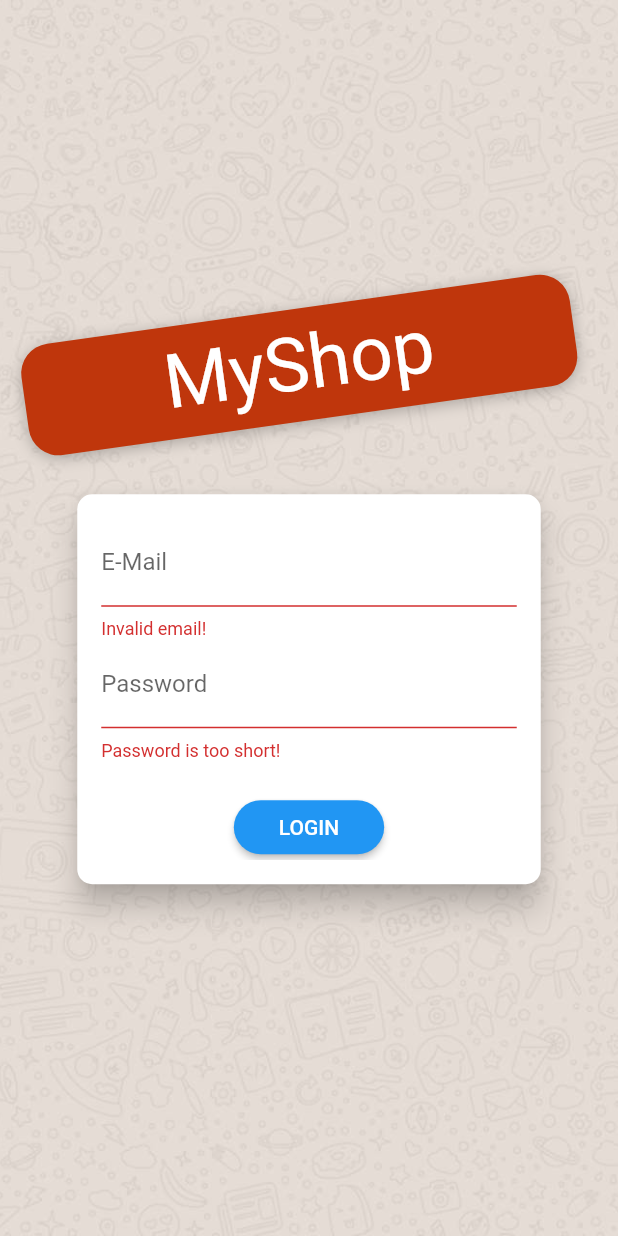
After one commit to mohamedElasar/MenFashion_mobileAPP, a Flutter app: the screen it shows after launch, after a tap on "LOGIN", on a phone screen of 412 x 824 dp. The commit adds this screen. Run offline on Flutter 3.47's test engine with Material 2 defaults, Android fonts, the phone set to English and light mode, and no system bars; our stand-ins replace carousel_slider, shared_preferences; network calls fail; Roboto replaces fonts that are missing (Anton).

Commit message:
adding auth screen

```diff
--- a/lib/main.dart
+++ b/lib/main.dart
@@ -1,5 +1,8 @@
 import 'package:flutter/material.dart';
+import 'package:my_app_menfashion/providers/auth.dart';
+import 'package:my_app_menfashion/screens/auth_screen.dart';
 import 'package:my_app_menfashion/screens/items_show.dart';
+import 'package:my_app_menfashion/screens/splash_screen.dart';
 import 'package:provider/provider.dart';
 
 import './screens/help.dart';
@@ -26,6 +29,9 @@ class MyApp extends StatelessWidget {
     return MultiProvider(
         providers: [
           ChangeNotifierProvider(
+            create: (_) => Auth(),
+          ),
+          ChangeNotifierProvider(
             create: (_) => Categories(),
           ),
           ChangeNotifierProvider(
@@ -33,20 +39,34 @@ class MyApp extends StatelessWidget {
           ),
           ChangeNotifierProvider(
             create: (_) => Advs(),
+          ),
+        ],
+        child: Consumer<Auth>(
+          builder: (ctx, auth, _) => MaterialApp(
+            title: 'Flutter Demo',
+            home: auth.isAuth
+                ? MyHomePage(
+                    title: 'shop app',
                   )
-      ],
-      child: MaterialApp(
-        title: 'Flutter Demo',
-        home: MyHomePage(title: 'MenFashion'),
+                : FutureBuilder(
+                    future: auth.tryAutoLogin(),
+                    builder: (ctx, authResultSnapshot) =>
+                        authResultSnapshot.connectionState ==
+                                ConnectionState.waiting
+                            ? SplashScreen()
+                            : AuthScreen(),
+                  ),
+
             // initialRoute: '/',
             routes: {
               // '/': (ctx) => MyHomePage(),
               ShopsListView.routeName: (ctx) => ShopsListView(),
               ShopScreen.routName: (ctx) => ShopScreen(),
               Items_Show.routeName: (ctx) => Items_Show(),
+              // AuthScreen.routeName: (ctx) => AuthScreen(),
             },
           ),
-    );
+        ));
   }
 }
 
--- /dev/null
+++ b/lib/models/http_exception.dart
@@ -0,0 +1,11 @@
+class HttpException implements Exception {
+  final String message;
+
+  HttpException(this.message);
+
+  @override
+  String toString() {
+    return message;
+    // return super.toString(); // Instance of HttpException
+  }
+}
--- /dev/null
+++ b/lib/providers/auth.dart
@@ -0,0 +1,142 @@
+import 'dart:convert';
+import 'dart:async';
+
+import 'package:flutter/widgets.dart';
+import 'package:http/http.dart' as http;
+import 'package:shared_preferences/shared_preferences.dart';
+
+import '../models/http_exception.dart';
+
+class Auth with ChangeNotifier {
+  String _token;
+  String _email;
+
+  bool get isAuth {
+    return token != null;
+  }
+
+  String get token {
+    if (_token != null) {
+      return _token;
+    }
+    return null;
+  }
+
+  String get userId {
+    return _email;
+  }
+
+  Future<void> _authenticate(String email, String password) async {
+    final url = 'http://10.0.2.2:8000/api/user/create/';
+    try {
+      final response = await http.post(
+        url,
+        body: json.encode(
+          {
+            'email': email,
+            'password': password,
+          },
+        ),
+        headers: {'Content-Type': 'application/json'},
+      );
+      final v_email = json.decode(response.body)['email'];
+
+      final token_response = await http.post(
+        'http://10.0.2.2:8000/api/user/token/',
+        body: json.encode(
+          {
+            'email': v_email,
+            'password': password,
+          },
+        ),
+        headers: {'Content-Type': 'application/json'},
+      );
+      if (token_response.statusCode == 400) {
+        throw HttpException('message');
+      }
+      final responseData = json.decode(token_response.body);
+      _token = responseData['token'];
+      _email = email;
+      notifyListeners();
+
+      final prefs = await SharedPreferences.getInstance();
+      final userData = json.encode(
+        {
+          'token': _token,
+          'email': _email,
+        },
+      );
+      prefs.setString('userData', userData);
+    } catch (error) {
+      throw error;
+    }
+  }
+
+  Future<void> signup(String email, String password) async {
+    return _authenticate(email, password);
+  }
+
+  Future<void> login(String email, String password) async {
+    final response = await http.post(
+      'http://10.0.2.2:8000/api/user/token/',
+      body: json.encode(
+        {
+          'email': email,
+          'password': password,
+        },
+      ),
+      headers: {'Content-Type': 'application/json'},
+    );
+
+    final responseData = json.decode(response.body);
+
+    if (response.statusCode == 400) {
+      throw HttpException(responseData['non_field_errors'][0]);
+    }
+    _token = responseData['token'];
+    _email = email;
+
+    notifyListeners();
+    final prefs = await SharedPreferences.getInstance();
+    final userData = json.encode(
+      {
+        'token': _token,
+        'email': _email,
+      },
+    );
+    prefs.setString('userData', userData);
+  }
+
+  Future<bool> tryAutoLogin() async {
+    final prefs = await SharedPreferences.getInstance();
+    if (!prefs.containsKey('userData')) {
+      return false;
+    }
+    final extractedUserData =
+        json.decode(prefs.getString('userData')) as Map<String, Object>;
+
+    _token = extractedUserData['token'];
+    _email = extractedUserData['email'];
+    notifyListeners();
+    // _autoLogout();
+    return true;
+  }
+
+  Future<void> logout() async {
+    _token = null;
+    _email = null;
+
+    notifyListeners();
+    final prefs = await SharedPreferences.getInstance();
+    // prefs.remove('userData');
+    prefs.clear();
+  }
+
+  // void _autoLogout() {
+  //   if (_authTimer != null) {
+  //     _authTimer.cancel();
+  //   }
+  //   final timeToExpiry = _expiryDate.difference(DateTime.now()).inSeconds;
+  //   _authTimer = Timer(Duration(seconds: timeToExpiry), logout);
+  // }
+}
--- a/lib/providers/categories.dart
+++ b/lib/providers/categories.dart
@@ -23,7 +23,7 @@ class Categories with ChangeNotifier {
       _cateories = loadedCategories;
       notifyListeners();
     } catch (error) {
-      throw (error);
+      print(error);
     }
   }
 
--- /dev/null
+++ b/lib/screens/auth_screen.dart
@@ -0,0 +1,270 @@
+import 'dart:math';
+
+import 'package:flutter/material.dart';
+import 'package:provider/provider.dart';
+
+import '../providers/auth.dart';
+import '../models/http_exception.dart';
+
+enum AuthMode { Signup, Login }
+
+class AuthScreen extends StatelessWidget {
+  static const routeName = '/auth';
+
+  @override
+  Widget build(BuildContext context) {
+    final deviceSize = MediaQuery.of(context).size;
+    // final transformConfig = Matrix4.rotationZ(-8 * pi / 180);
+    // transformConfig.translate(-10.0);
+    return Scaffold(
+      // resizeToAvoidBottomInset: false,
+      body: Stack(
+        children: <Widget>[
+          Container(
+            decoration: BoxDecoration(
+              image: DecorationImage(
+                image: AssetImage("assets/images/background.jpg"),
+                fit: BoxFit.cover,
+              ),
+            ),
+          ),
+          SingleChildScrollView(
+            child: Container(
+              height: deviceSize.height,
+              width: deviceSize.width,
+              child: Column(
+                mainAxisAlignment: MainAxisAlignment.center,
+                crossAxisAlignment: CrossAxisAlignment.center,
+                children: <Widget>[
+                  Flexible(
+                    child: Container(
+                      margin: EdgeInsets.only(bottom: 20.0),
+                      padding:
+                          EdgeInsets.symmetric(vertical: 8.0, horizontal: 94.0),
+                      transform: Matrix4.rotationZ(-8 * pi / 180)
+                        ..translate(-10.0),
+                      // ..translate(-10.0),
+                      decoration: BoxDecoration(
+                        borderRadius: BorderRadius.circular(20),
+                        color: Colors.deepOrange.shade900,
+                        boxShadow: [
+                          BoxShadow(
+                            blurRadius: 8,
+                            color: Colors.black26,
+                            offset: Offset(0, 2),
+                          )
+                        ],
+                      ),
+                      child: Text(
+                        'MyShop',
+                        style: TextStyle(
+                          color: Theme.of(context).accentTextTheme.title.color,
+                          fontSize: 50,
+                          fontFamily: 'Anton',
+                          fontWeight: FontWeight.normal,
+                        ),
+                      ),
+                    ),
+                  ),
+                  Flexible(
+                    flex: deviceSize.width > 600 ? 2 : 1,
+                    child: AuthCard(),
+                  ),
+                ],
+              ),
+            ),
+          ),
+        ],
+      ),
+    );
+  }
+}
+
+class AuthCard extends StatefulWidget {
+  const AuthCard({
+    Key key,
+  }) : super(key: key);
+
+  @override
+  _AuthCardState createState() => _AuthCardState();
+}
+
+class _AuthCardState extends State<AuthCard> {
+  final GlobalKey<FormState> _formKey = GlobalKey();
+  AuthMode _authMode = AuthMode.Login;
+  Map<String, String> _authData = {
+    'email': '',
+    'password': '',
+  };
+  var _isLoading = false;
+  final _passwordController = TextEditingController();
+
+  void _showErrorDialog(String message) {
+    showDialog(
+      context: context,
+      builder: (ctx) => AlertDialog(
+        title: Text('An Error Occurred!'),
+        content: Text(message),
+        actions: <Widget>[
+          FlatButton(
+            child: Text('Okay'),
+            onPressed: () {
+              Navigator.of(ctx).pop();
+            },
+          )
+        ],
+      ),
+    );
+  }
+
+  Future<void> _submit() async {
+    if (!_formKey.currentState.validate()) {
+      // Invalid!
+      return;
+    }
+    _formKey.currentState.save();
+    setState(() {
+      _isLoading = true;
+    });
+    try {
+      if (_authMode == AuthMode.Login) {
+        // Log user in
+        await Provider.of<Auth>(context, listen: false).login(
+          _authData['email'],
+          _authData['password'],
+        );
+      } else {
+        // Sign user up
+        await Provider.of<Auth>(context, listen: false).signup(
+          _authData['email'],
+          _authData['password'],
+        );
+      }
+    } on HttpException catch (error) {
+      var errorMessage = 'Authentication failed';
+      if (error.toString().contains('provided credentials')) {
+        errorMessage = 'unable to authenticate with provided credentials';
+      } else if (error.toString().contains('INVALID_EMAIL')) {
+        errorMessage = 'This is not a valid email address';
+      } else if (error.toString().contains('WEAK_PASSWORD')) {
+        errorMessage = 'This password is too weak.';
+      } else if (error.toString().contains('EMAIL_NOT_FOUND')) {
+        errorMessage = 'Could not find a user with that email.';
+      } else if (error.toString().contains('INVALID_PASSWORD')) {
+        errorMessage = 'Invalid password.';
+      }
+      _showErrorDialog(errorMessage);
+    } catch (error) {
+      const errorMessage =
+          'Could not authenticate you. Please try again later.';
+      _showErrorDialog(errorMessage);
+    }
+
+    setState(() {
+      _isLoading = false;
+    });
+  }
+
+  void _switchAuthMode() {
+    if (_authMode == AuthMode.Login) {
+      setState(() {
+        _authMode = AuthMode.Signup;
+      });
+    } else {
+      setState(() {
+        _authMode = AuthMode.Login;
+      });
+    }
+  }
+
+  @override
+  Widget build(BuildContext context) {
+    final deviceSize = MediaQuery.of(context).size;
+    return Card(
+      shape: RoundedRectangleBorder(
+        borderRadius: BorderRadius.circular(10.0),
+      ),
+      elevation: 8.0,
+      child: Container(
+        height: _authMode == AuthMode.Signup ? 320 : 260,
+        constraints:
+            BoxConstraints(minHeight: _authMode == AuthMode.Signup ? 320 : 260),
+        width: deviceSize.width * 0.75,
+        padding: EdgeInsets.all(16.0),
+        child: Form(
+          key: _formKey,
+          child: SingleChildScrollView(
+            child: Column(
+              children: <Widget>[
+                TextFormField(
+                  decoration: InputDecoration(labelText: 'E-Mail'),
+                  keyboardType: TextInputType.emailAddress,
+                  validator: (value) {
+                    if (value.isEmpty || !value.contains('@')) {
+                      return 'Invalid email!';
+                    }
+                  },
+                  onSaved: (value) {
+                    _authData['email'] = value;
+                  },
+                ),
+                TextFormField(
+                  decoration: InputDecoration(labelText: 'Password'),
+                  obscureText: true,
+                  controller: _passwordController,
+                  validator: (value) {
+                    if (value.isEmpty || value.length < 5) {
+                      return 'Password is too short!';
+                    }
+                  },
+                  onSaved: (value) {
+                    _authData['password'] = value;
+                  },
+                ),
+                if (_authMode == AuthMode.Signup)
+                  TextFormField(
+                    enabled: _authMode == AuthMode.Signup,
+                    decoration: InputDecoration(labelText: 'Confirm Password'),
+                    obscureText: true,
+                    validator: _authMode == AuthMode.Signup
+                        ? (value) {
+                            if (value != _passwordController.text) {
+                              return 'Passwords do not match!';
+                            }
+                          }
+                        : null,
+                  ),
+                SizedBox(
+                  height: 20,
+                ),
+                if (_isLoading)
+                  CircularProgressIndicator()
+                else
+                  RaisedButton(
+                    child:
+                        Text(_authMode == AuthMode.Login ? 'LOGIN' : 'SIGN UP'),
+                    onPressed: _submit,
+                    shape: RoundedRectangleBorder(
+                      borderRadius: BorderRadius.circular(30),
+                    ),
+                    padding:
+                        EdgeInsets.symmetric(horizontal: 30.0, vertical: 8.0),
+                    color: Theme.of(context).primaryColor,
+                    textColor: Theme.of(context).primaryTextTheme.button.color,
+                  ),
+                FlatButton(
+                  child: Text(
+                      '${_authMode == AuthMode.Login ? 'SIGNUP' : 'LOGIN'} INSTEAD'),
+                  onPressed: _switchAuthMode,
+                  padding: EdgeInsets.symmetric(horizontal: 30.0, vertical: 4),
+                  materialTapTargetSize: MaterialTapTargetSize.shrinkWrap,
+                  textColor: Theme.of(context).primaryColor,
+                ),
+              ],
+            ),
+          ),
+        ),
+      ),
+    );
+  }
+}
--- /dev/null
+++ b/lib/screens/splash_screen.dart
@@ -0,0 +1,12 @@
+import 'package:flutter/material.dart';
+
+class SplashScreen extends StatelessWidget {
+  @override
+  Widget build(BuildContext context) {
+    return Scaffold(
+      body: Center(
+        child: Text('Loading...'),
+      ),
+    );
+  }
+}
--- a/lib/widgets/AppDrawer.dart
+++ b/lib/widgets/AppDrawer.dart
@@ -1,4 +1,6 @@
 import 'package:flutter/material.dart';
+import 'package:provider/provider.dart';
+import '../providers/auth.dart';
 
 class AppDrawer extends StatelessWidget {
   Widget _createHeader() {
@@ -63,7 +65,10 @@ class AppDrawer extends StatelessWidget {
               icon: Icons.account_box, text: 'Flutter Documentation'),
           _createDrawerItem(icon: Icons.stars, text: 'Useful Links'),
           Divider(),
-          _createDrawerItem(icon: Icons.bug_report, text: 'Report an issue'),
+          GestureDetector(
+            onTap: () => Provider.of<Auth>(context, listen: false).logout(),
+            child: _createDrawerItem(icon: Icons.bug_report, text: 'log out'),
+          ),
           ListTile(
             title: Text('0.0.1'),
             onTap: () {},
--- a/lib/widgets/appBar.dart
+++ b/lib/widgets/appBar.dart
@@ -31,7 +31,7 @@ Widget buildAppBar() {
             Icons.search,
             size: 30,
           ),
-          onPressed: null),
+          onPressed: () => null),
     ],
   );
 }
--- a/pubspec.yaml
+++ b/pubspec.yaml
@@ -26,6 +26,7 @@ dependencies:
   carousel_slider: ^2.3.1
   http: ^0.12.2
   provider: ^4.3.2+2
+  shared_preferences: ^0.5.12
 
 
 
```
Also changed, not shown: pubspec.lock. Lines whose indentation alone changed are shown as unchanged.
